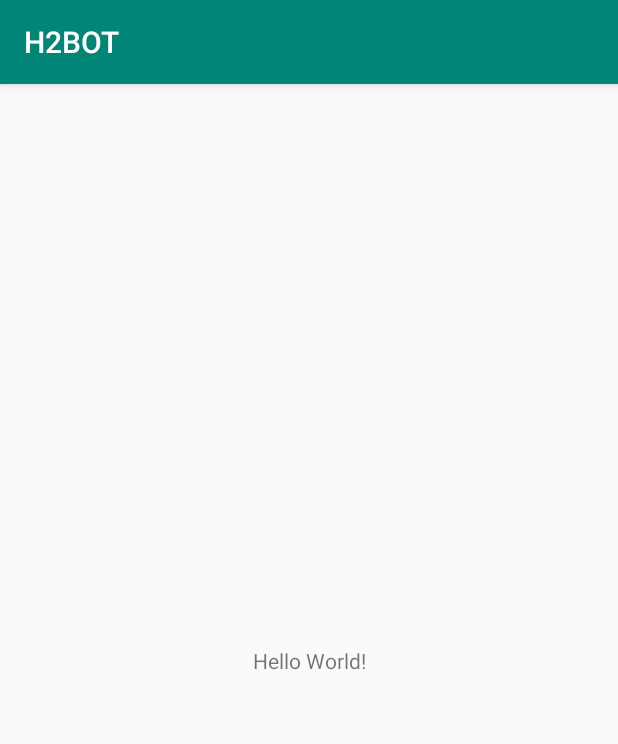
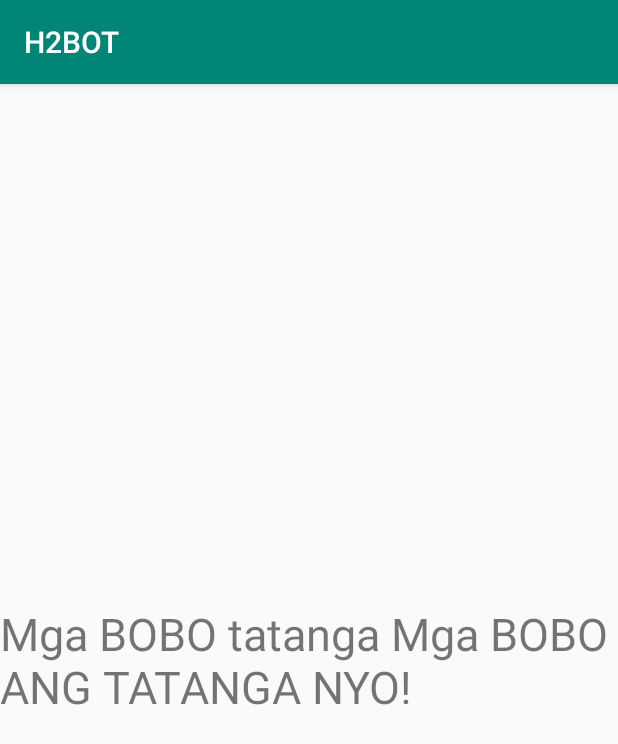
Before and after one commit to coroyoy1/H2BOT, an Android app: the screen it shows after launch (LoginActivity), on a phone screen of 412 x 824 dp. Shown: the top 744 px of the screen. Run offline under Robolectric (Android 15) with nearby library versions, the phone set to English and light mode, and no system bars.

Commit message:
edited mga bobo

```diff
--- a/app/src/main/res/layout/activity_login.xml
+++ b/app/src/main/res/layout/activity_login.xml
@@ -9,7 +9,8 @@
     <TextView
         android:layout_width="wrap_content"
         android:layout_height="wrap_content"
-        android:text="Hello World!"
+        android:text="Mga BOBO tatanga Mga BOBO ANG TATANGA NYO!"
+        android:textSize="30sp"
         app:layout_constraintBottom_toBottomOf="parent"
         app:layout_constraintLeft_toLeftOf="parent"
         app:layout_constraintRight_toRightOf="parent"
```
